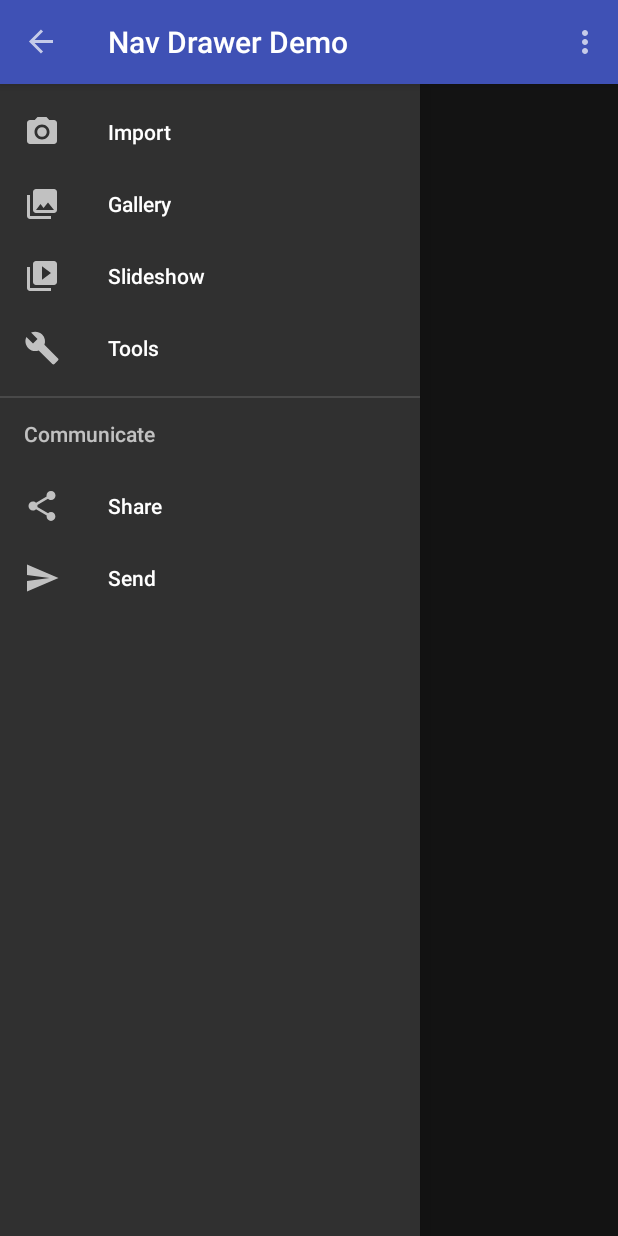
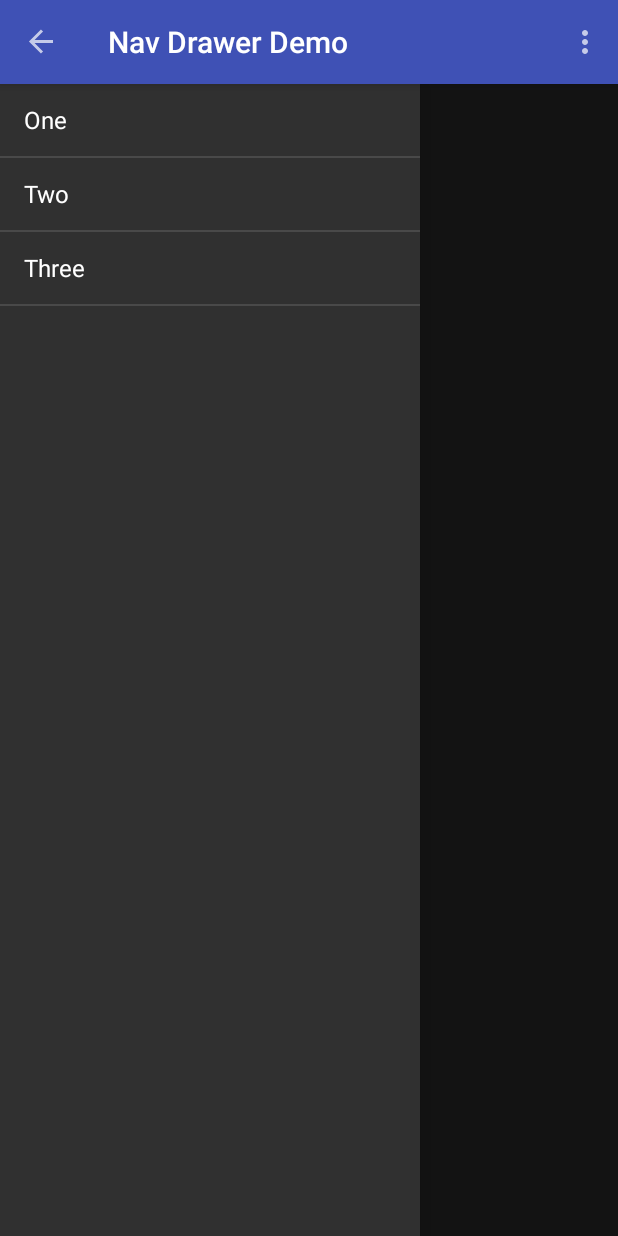
Before and after one commit to barbeau/NavDrawerDemo, an Android app: the screen it shows after launch (MainActivity), with the side drawer open, on a phone screen of 412 x 824 dp. Run offline under Robolectric (Android 15) with nearby library versions, the phone set to English and light mode, and no system bars.

Commit message:
Initial work towards ListView implementation

```diff
--- a/app/src/main/java/com/barbeaudev/navdrawerdemo/MainActivity.java
+++ b/app/src/main/java/com/barbeaudev/navdrawerdemo/MainActivity.java
@@ -9,6 +9,8 @@ import android.support.v7.app.AppCompatActivity;
 import android.support.v7.widget.Toolbar;
 import android.view.Menu;
 import android.view.MenuItem;
+import android.widget.ArrayAdapter;
+import android.widget.ListView;
 
 public class MainActivity extends AppCompatActivity
         implements NavigationView.OnNavigationItemSelectedListener {
@@ -29,6 +31,13 @@ public class MainActivity extends AppCompatActivity
 
         NavigationView navigationView = (NavigationView) findViewById(R.id.nav_view);
         navigationView.setNavigationItemSelectedListener(this);
+
+        ArrayAdapter<String> itemsAdapter =
+                new ArrayAdapter<String>(this, android.R.layout.simple_list_item_1,
+                        new String[]{"One", "Two", "Three"});
+
+        ListView listView = (ListView) findViewById(R.id.lst_menu_items);
+        listView.setAdapter(itemsAdapter);
     }
 
     @Override
@@ -69,19 +78,19 @@ public class MainActivity extends AppCompatActivity
         // Handle navigation view item clicks here.
         int id = item.getItemId();
 
-        if (id == R.id.nav_camera) {
-            // Handle the camera action
-        } else if (id == R.id.nav_gallery) {
-
-        } else if (id == R.id.nav_slideshow) {
-
-        } else if (id == R.id.nav_manage) {
-
-        } else if (id == R.id.nav_share) {
-
-        } else if (id == R.id.nav_send) {
-
-        }
+//        if (id == R.id.nav_camera) {
+//            // Handle the camera action
+//        } else if (id == R.id.nav_gallery) {
+//
+//        } else if (id == R.id.nav_slideshow) {
+//
+//        } else if (id == R.id.nav_manage) {
+//
+//        } else if (id == R.id.nav_share) {
+//
+//        } else if (id == R.id.nav_send) {
+//
+//        }
 
         DrawerLayout drawer = (DrawerLayout) findViewById(R.id.drawer_layout);
         drawer.closeDrawer(GravityCompat.START);
--- a/app/src/main/res/layout/activity_main.xml
+++ b/app/src/main/res/layout/activity_main.xml
@@ -39,8 +39,22 @@
                 android:id="@+id/nav_view"
                 android:layout_width="wrap_content"
                 android:layout_height="match_parent"
-                android:layout_gravity="start"
-                app:menu="@menu/activity_main_drawer"/>
+            android:layout_gravity="start">
+
+            <LinearLayout
+                android:layout_width="match_parent"
+                android:layout_height="match_parent"
+                android:orientation="vertical">
+
+                <ListView
+                    android:id="@+id/lst_menu_items"
+                    android:layout_width="match_parent"
+                    android:layout_height="0dp"
+                    android:layout_weight="1" />
+            </LinearLayout>
+
+
+        </android.support.design.widget.NavigationView>
 
     </android.support.v4.widget.DrawerLayout>
 </LinearLayout>
--- a/app/src/main/res/menu/activity_main_drawer.xml
+++ /dev/null
@@ -1,36 +0,0 @@
-<?xml version="1.0" encoding="utf-8"?>
-<menu xmlns:android="http://schemas.android.com/apk/res/android">
-
-    <group android:checkableBehavior="single">
-        <item
-                android:id="@+id/nav_camera"
-                android:icon="@drawable/ic_menu_camera"
-                android:title="Import"/>
-        <item
-                android:id="@+id/nav_gallery"
-                android:icon="@drawable/ic_menu_gallery"
-                android:title="Gallery"/>
-        <item
-                android:id="@+id/nav_slideshow"
-                android:icon="@drawable/ic_menu_slideshow"
-                android:title="Slideshow"/>
-        <item
-                android:id="@+id/nav_manage"
-                android:icon="@drawable/ic_menu_manage"
-                android:title="Tools"/>
-    </group>
-
-    <item android:title="Communicate">
-        <menu>
-            <item
-                    android:id="@+id/nav_share"
-                    android:icon="@drawable/ic_menu_share"
-                    android:title="Share"/>
-            <item
-                    android:id="@+id/nav_send"
-                    android:icon="@drawable/ic_menu_send"
-                    android:title="Send"/>
-        </menu>
-    </item>
-
-</menu>
```
